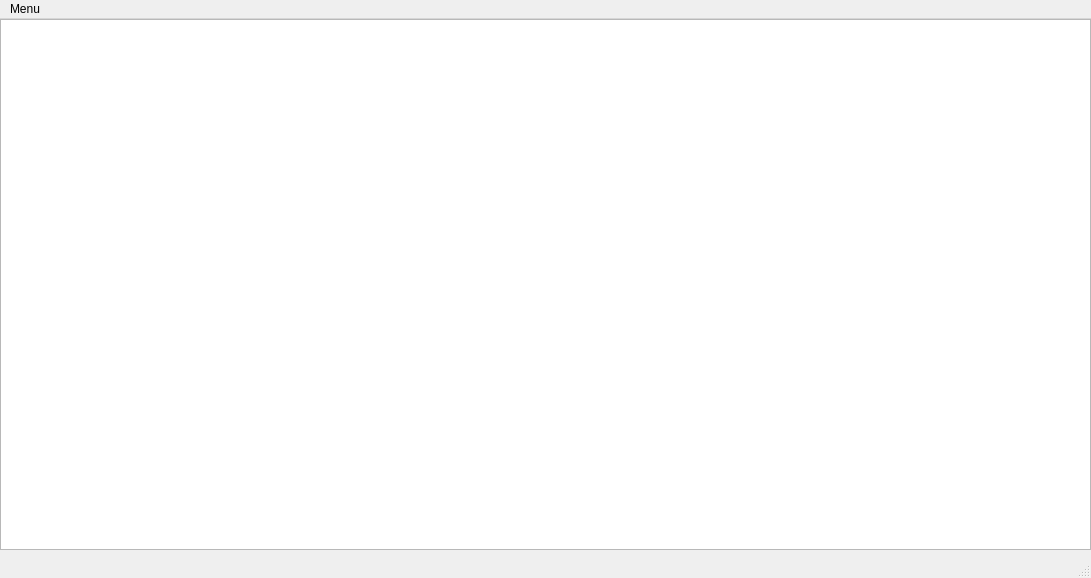
First picture: the form in SimpleRacer/MainWindow.ui, repository MarcSeebold/simpleRacer, before the edit.
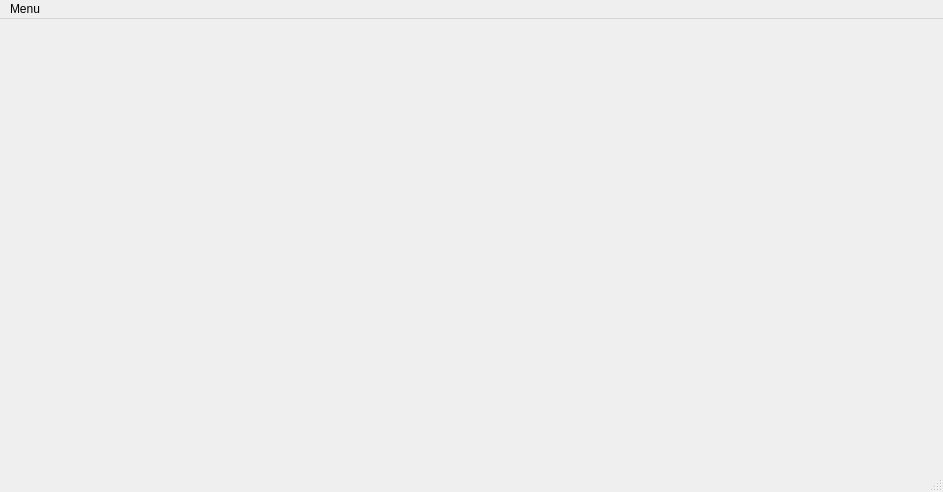
Second picture: the form after the edit. Custom widgets are drawn as their Qt base class.

```diff
--- a/SimpleRacer/MainWindow.ui
+++ b/SimpleRacer/MainWindow.ui
@@ -6,21 +6,33 @@
    <rect>
     <x>0</x>
     <y>0</y>
-    <width>1091</width>
-    <height>578</height>
+    <width>943</width>
+    <height>492</height>
    </rect>
   </property>
+  <property name="minimumSize">
+   <size>
+    <width>500</width>
+    <height>100</height>
+   </size>
+  </property>
   <property name="windowTitle">
    <string>SimpleRacer</string>
   </property>
   <widget class="QWidget" name="centralWidget">
-   <widget class="QGraphicsView" name="graphicsView">
+   <property name="minimumSize">
+    <size>
+     <width>0</width>
+     <height>0</height>
+    </size>
+   </property>
+   <widget class="simpleRacer::RenderingWidget" name="widget" native="true">
     <property name="geometry">
      <rect>
-      <x>0</x>
-      <y>0</y>
-      <width>1091</width>
-      <height>531</height>
+      <x>70</x>
+      <y>70</y>
+      <width>800</width>
+      <height>300</height>
      </rect>
     </property>
    </widget>
@@ -30,8 +42,8 @@
     <rect>
      <x>0</x>
      <y>0</y>
-     <width>1091</width>
-     <height>25</height>
+     <width>943</width>
+     <height>21</height>
     </rect>
    </property>
    <widget class="QMenu" name="menuMenu">
@@ -61,6 +73,14 @@
   </action>
  </widget>
  <layoutdefault spacing="6" margin="11"/>
+ <customwidgets>
+  <customwidget>
+   <class>simpleRacer::RenderingWidget</class>
+   <extends>QWidget</extends>
+   <header>RenderingWidget.hh</header>
+   <container>1</container>
+  </customwidget>
+ </customwidgets>
  <resources/>
  <connections/>
 </ui>
```
Left out of the diff: 6 changed lines with no effect on the pictures.
